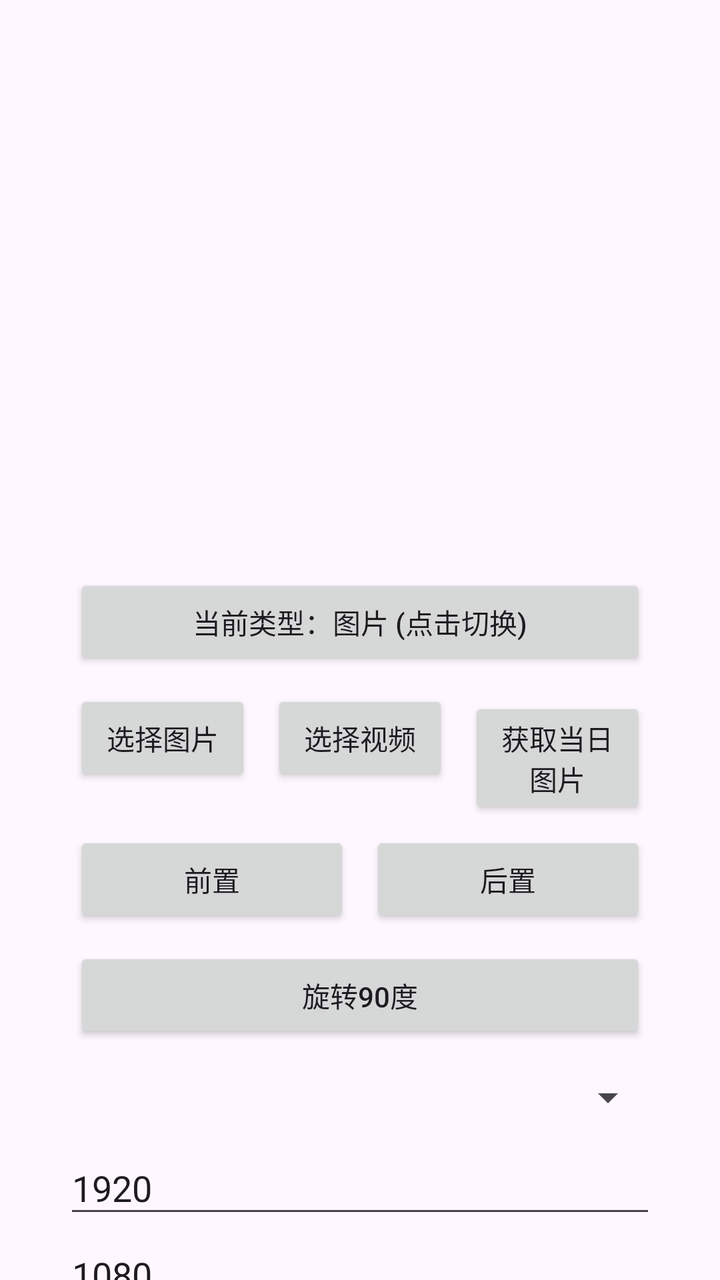
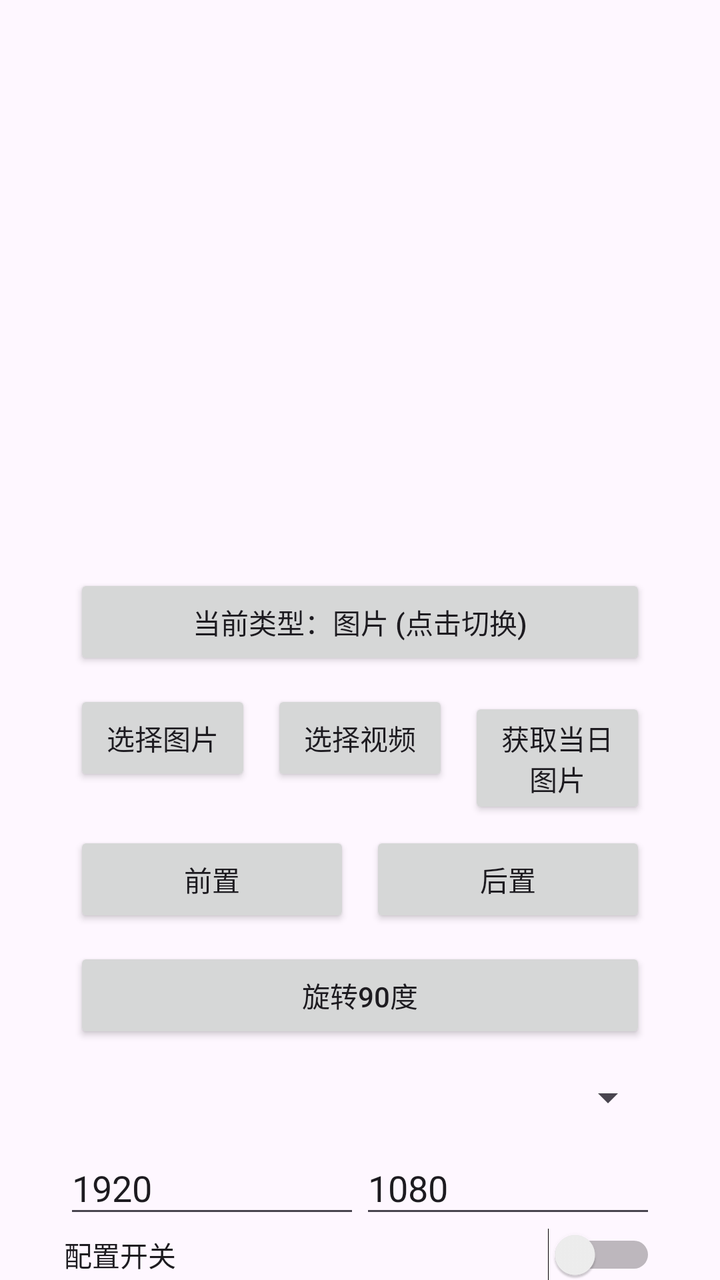

Compare the two renders of this Android layout. The source of the first and the diff that turns it into the second are given below.
<!-- AndroidManifest.xml: application theme Theme.PictureManager -->
<!-- res/layout/fragment_first.xml -->
<?xml version="1.0" encoding="utf-8"?>
<androidx.core.widget.NestedScrollView xmlns:android="http://schemas.android.com/apk/res/android"
    xmlns:app="http://schemas.android.com/apk/res-auto"
    xmlns:tools="http://schemas.android.com/tools"
    android:layout_width="match_parent"
    android:layout_height="match_parent"
    tools:context=".FirstFragment">

    <androidx.constraintlayout.widget.ConstraintLayout
        android:layout_width="match_parent"
        android:layout_height="match_parent"
        android:padding="16dp">

        <LinearLayout
            xmlns:android="http://schemas.android.com/apk/res/android"
            android:orientation="vertical"
            android:padding="16dp"
            android:layout_width="match_parent"
            android:layout_height="match_parent">

            <ImageView
                android:id="@+id/imageView"
                android:layout_width="match_parent"
                android:layout_height="250dp"
                android:scaleType="fitCenter"/>

            <Button
                android:id="@+id/typeSwitchBtn"
                android:text="当前类型：图片 (点击切换)"
                android:layout_margin="5dp"
                android:layout_width="match_parent"
                android:layout_height="wrap_content"/>

            <LinearLayout
                android:orientation="horizontal"
                android:layout_width="match_parent"
                android:layout_height="wrap_content">
                <Button
                    android:id="@+id/selectBtn"
                    android:text="选择图片"
                    android:layout_margin="5dp"
                    android:layout_weight="1"
                    android:layout_width="0dp"
                    android:layout_height="wrap_content"/>

                <Button
                    android:id="@+id/selectVideoBtn"
                    android:text="选择视频"
                    android:layout_margin="5dp"
                    android:layout_weight="1"
                    android:layout_width="0dp"
                    android:layout_height="wrap_content"/>

                <Button
                    android:id="@+id/autoGetBtn"
                    android:text="获取当日图片"
                    android:layout_margin="5dp"
                    android:layout_weight="1"
                    android:layout_width="0dp"
                    android:layout_height="wrap_content"/>
            </LinearLayout>


            <LinearLayout
                android:orientation="horizontal"
                android:layout_width="match_parent"
                android:layout_height="wrap_content">
                <Button
                    android:id="@+id/frontRotate"
                    android:text="前置"
                    android:layout_margin="5dp"
                    android:layout_weight="1"
                    android:layout_width="0dp"
                    android:layout_height="wrap_content"/>
                <Button
                    android:id="@+id/backendRotate"
                    android:text="后置"
                    android:layout_margin="5dp"
                    android:layout_weight="1"
                    android:layout_width="0dp"
                    android:layout_height="wrap_content"/>
            </LinearLayout>
            <Button
                android:id="@+id/rotateBtn"
                android:text="旋转90度"
                android:layout_margin="5dp"
                android:layout_width="match_parent"
                android:layout_height="wrap_content"/>

            <Spinner
                android:id="@+id/resolutionSpinner"
                android:layout_width="match_parent"
                android:layout_height="wrap_content"
                android:layout_marginTop="10dp"
                android:layout_marginBottom="10dp"
                android:padding="8dp"/>

            <EditText
                android:id="@+id/widthEdit"
                android:hint="目标宽度"
                android:text="1920"
                android:inputType="number"
                android:layout_width="match_parent"
                android:layout_height="wrap_content"/>


            <EditText
                android:id="@+id/heightEdit"
                android:hint="目标高度"
                android:text="1080"
                android:inputType="number"
                android:layout_width="match_parent"
                android:layout_height="wrap_content"/>


            <Switch
                android:id="@+id/enableSwitch"
                android:text="配置开关"
                android:checked="false"
                android:layout_width="match_parent"
                android:layout_height="wrap_content"/>

            <Button
                android:id="@+id/saveBtn"
                android:text="保存图片"
                android:layout_margin="5dp"
                android:layout_width="match_parent"
                android:layout_height="wrap_content"/>


        </LinearLayout>











    </androidx.constraintlayout.widget.ConstraintLayout>
</androidx.core.widget.NestedScrollView>
<!-- resources referenced by this layout -->
<resources>
  <style name="Theme.PictureManager" parent="Base.Theme.PictureManager" />
  <style name="Base.Theme.PictureManager" parent="Theme.Material3.DayNight.NoActionBar">
          
          
      </style>
</resources>

<!-- the commit's change to res/layout/fragment_first.xml (unified diff, before → after) -->
@@ -4,17 +4,23 @@
     xmlns:tools="http://schemas.android.com/tools"
     android:layout_width="match_parent"
     android:layout_height="match_parent"
+    android:focusable="true"
+    android:focusableInTouchMode="true"
     tools:context=".FirstFragment">
 
     <androidx.constraintlayout.widget.ConstraintLayout
         android:layout_width="match_parent"
         android:layout_height="match_parent"
+        android:focusable="true"
+        android:focusableInTouchMode="true"
         android:padding="16dp">
 
         <LinearLayout
             xmlns:android="http://schemas.android.com/apk/res/android"
             android:orientation="vertical"
             android:padding="16dp"
+            android:focusable="true"
+            android:focusableInTouchMode="true"
             android:layout_width="match_parent"
             android:layout_height="match_parent">
 
@@ -95,22 +101,31 @@
                 android:layout_marginBottom="10dp"
                 android:padding="8dp"/>
 
-            <EditText
-                android:id="@+id/widthEdit"
-                android:hint="目标宽度"
-                android:text="1920"
-                android:inputType="number"
+            <LinearLayout
+                android:focusable="true"
+                android:focusableInTouchMode="true"
+                android:orientation="horizontal"
                 android:layout_width="match_parent"
-                android:layout_height="wrap_content"/>
+                android:layout_height="wrap_content">
+                <EditText
+                    android:id="@+id/widthEdit"
+                    android:hint="目标宽度"
+                    android:text="1920"
+                    android:inputType="number"
+                    android:layout_weight="1"
+                    android:layout_width="0dp"
+                    android:layout_height="wrap_content"/>
 
 
-            <EditText
-                android:id="@+id/heightEdit"
-                android:hint="目标高度"
-                android:text="1080"
-                android:inputType="number"
-                android:layout_width="match_parent"
-                android:layout_height="wrap_content"/>
+                <EditText
+                    android:id="@+id/heightEdit"
+                    android:hint="目标高度"
+                    android:text="1080"
+                    android:inputType="number"
+                    android:layout_weight="1"
+                    android:layout_width="0dp"
+                    android:layout_height="wrap_content"/>
+            </LinearLayout>
 
 
             <Switch
